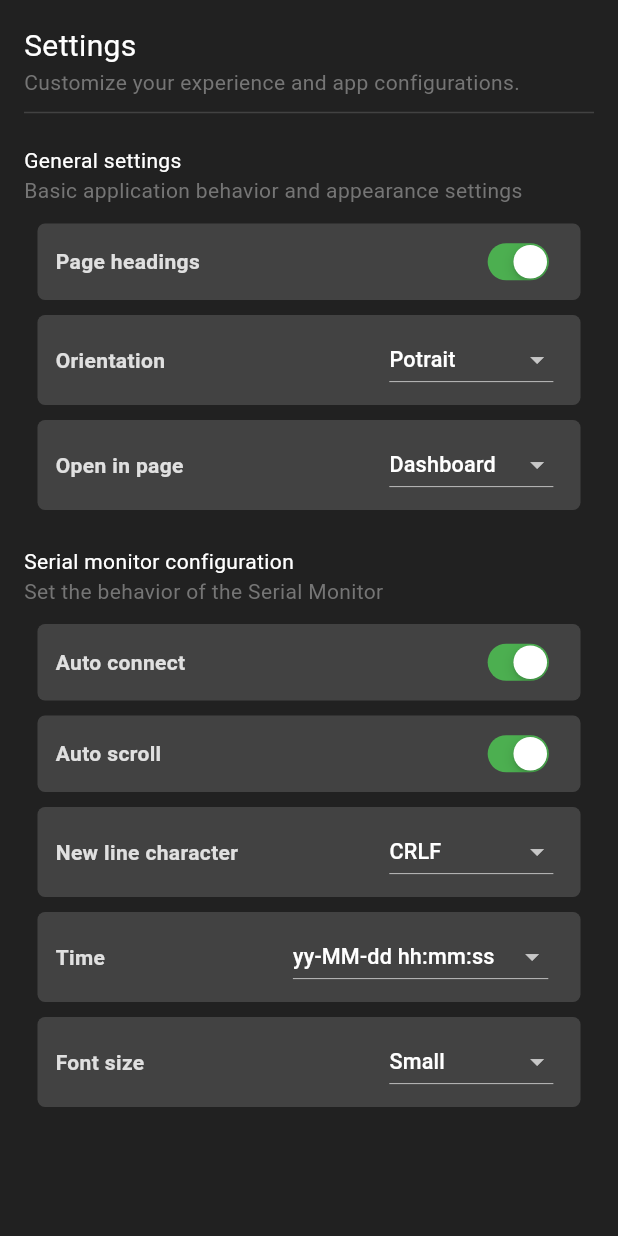
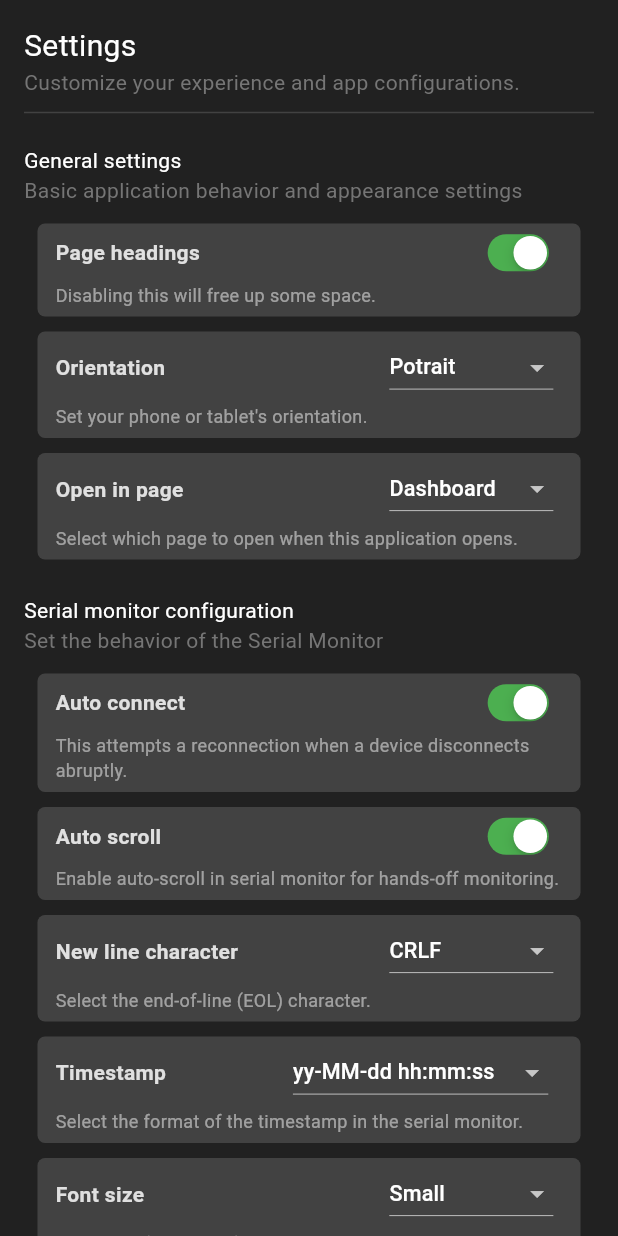
Before and after one commit to piyushagade/eFishXs-Flutter, a Flutter app: the SettingsPage screen opened directly, on a phone screen of 412 x 824 dp. Run offline on Flutter 3.47's test engine with Material 3 defaults, Android fonts, the light colour scheme and no system bars; our stand-ins replace flutter_blue, flutter_local_notifications, get, google_nav_bar, permission_handler and 1 more; missing offline and left inert: dart:ffi, flutter_responsive_flex_grid; accounts and stored records are empty.

Commit message:
added settings item description;

```diff
--- a/lib/components/switch/settingsdropdown.dart
+++ b/lib/components/switch/settingsdropdown.dart
@@ -1,7 +1,7 @@
 import 'package:flutter/material.dart';
 
 class SettingsDropdownWidget extends StatefulWidget {
-  final label;
+  final String label, description;
   final List<String> items;
   final ValueChanged<int> onChanged;
   final int defaultItemIndex;
@@ -11,6 +11,7 @@
     required this.label,
     required this.items,
     required this.onChanged,
+    this.description = "",
     this.defaultItemIndex = 0,
   });
 
@@ -40,8 +41,11 @@
         borderRadius: BorderRadius.circular(5)
       ),
       margin: const EdgeInsets.only(left:  25, right:  25, top:  10),
-      padding: const EdgeInsets.symmetric(vertical:  6, horizontal:  12),
-      child: Row(
+      padding: const EdgeInsets.fromLTRB(12, 0, 12, 6),
+      child: Column(
+        crossAxisAlignment: CrossAxisAlignment.start,
+        children: [
+          Row(
             mainAxisAlignment: MainAxisAlignment.spaceBetween,
             children: [
               Text(
@@ -76,6 +80,25 @@
               )
             ],
           ),
+
+          // Description
+          Visibility(
+            visible: widget.description.isNotEmpty,
+            child: Opacity(
+              opacity: 0.6,
+              child: Container(
+                child: Text(
+                  widget.description,
+                  style: TextStyle(
+                    fontSize: 12,
+                    color: Theme.of(context).colorScheme.inversePrimary
+                  )
+                )
+              ),
+            ),
+          )
+        ],
+      ),
     );
   }
 }
--- a/lib/components/switch/settingsswitch.dart
+++ b/lib/components/switch/settingsswitch.dart
@@ -2,7 +2,7 @@
 import 'package:flutter/cupertino.dart';
 
 class SettingsSwitchItem extends StatefulWidget {
-  final String label;
+  final String label, description;
   final bool value;
   final onChanged;
 
@@ -10,7 +10,8 @@
     Key? key,
     required this.label,
     required this.value,
-    required this.onChanged
+    required this.onChanged,
+    this.description = "",
   }) : super(key: key);
 
   @override
@@ -34,8 +35,11 @@
         borderRadius: BorderRadius.circular(5)
       ),
       margin: const EdgeInsets.only(left:  25, right:  25, top:  10),
-      padding: const EdgeInsets.symmetric(vertical:  6, horizontal:  12),
-      child: Row(
+      padding: const EdgeInsets.fromLTRB(12, 0, 12, 6),
+      child: Column(
+        crossAxisAlignment: CrossAxisAlignment.start,
+        children: [
+          Row(
             mainAxisAlignment: MainAxisAlignment.spaceBetween,
             children: [
               Text(
@@ -61,6 +65,25 @@
               )
             ],
           ),
+
+          // Description
+          Visibility(
+            visible: widget.description.isNotEmpty,
+            child: Opacity(
+              opacity: 0.6,
+              child: Container(
+                child: Text(
+                  widget.description,
+                  style: TextStyle(
+                    fontSize: 12,
+                    color: Theme.of(context).colorScheme.inversePrimary
+                  )
+                )
+              ),
+            ),
+          )
+        ],
+      ),
     );
   }
 }
--- a/lib/controllers/ble.dart
+++ b/lib/controllers/ble.dart
@@ -181,6 +181,7 @@
       duration: const Duration(seconds: 5),
       margin: const EdgeInsets.all(20),
       backgroundColor: const Color.fromARGB(255, 74, 74, 73),
+      dismissDirection: DismissDirection.horizontal,
     );
 
     try {
@@ -204,6 +205,7 @@
           duration: const Duration(seconds: 5),
           margin: const EdgeInsets.all(20),
           backgroundColor: const Color.fromARGB(255, 73, 29, 20),
+          dismissDirection: DismissDirection.horizontal,
         );
 
         // Prevent autoconnection
@@ -251,6 +253,7 @@
                   duration: const Duration(seconds: 2),
                   margin: const EdgeInsets.all(20),
                   backgroundColor: const Color.fromARGB(255, 30, 82, 40),
+                  dismissDirection: DismissDirection.horizontal,
                 );
 
               });
@@ -267,6 +270,7 @@
                   duration: const Duration(seconds: 2),
                   margin: const EdgeInsets.all(20),
                   backgroundColor: const Color.fromARGB(255, 30, 82, 40),
+                  dismissDirection: DismissDirection.horizontal,
                 );
             }
 
@@ -328,6 +332,7 @@
                         duration: const Duration(seconds: 3),
                         margin: const EdgeInsets.all(20),
                         backgroundColor: const Color.fromARGB(255, 94, 80, 13),
+                        dismissDirection: DismissDirection.horizontal,
                       );
 
                       statelistener!.cancel();
--- a/lib/pages/settings.dart
+++ b/lib/pages/settings.dart
@@ -53,6 +53,7 @@
 
                 SettingsSwitchItem(
                   label: "Page headings",
+                  description: "Disabling this will free up some space.",
                   value: _prefs?.getBool("settings/general/showheading") ?? true,
                   onChanged: (bool newvalue) async {
                     await _prefs?.setBool("settings/general/showheading", newvalue);
@@ -60,7 +61,9 @@
                   },
                 ),
 
-                SettingsDropdownWidget(label: "Orientation",
+                SettingsDropdownWidget(
+                  label: "Orientation",
+                  description: "Set your phone or tablet's orientation.",
                   items: const ["Auto-rotate", "Potrait", "Landscape"],
                   defaultItemIndex: _prefs?.getInt("settings/general/orientation") ?? 1,
                   onChanged: (int newvalue) async {
@@ -82,6 +85,7 @@
 
                 SettingsDropdownWidget(
                   label: "Open in page",
+                  description: "Select which page to open when this application opens.",
                   items: const ["Dashboard", "Monitor", "Settings"],
                   defaultItemIndex: _prefs?.getInt("settings/general/openinpage") ?? 0,
                   onChanged: (int newvalue) async {
@@ -105,6 +109,7 @@
 
                 SettingsSwitchItem(
                   label: "Auto connect",
+                  description: "This attempts a reconnection when a device disconnects abruptly.",
                   value: _prefs?.getBool("settings/serialmonitor/autoconnect") ?? true,
                   onChanged: (bool newvalue) async {
                     await _prefs?.setBool("settings/serialmonitor/autoconnect", newvalue);
@@ -113,6 +118,7 @@
 
                 SettingsSwitchItem(
                   label: "Auto scroll",
+                  description: "Enable auto-scroll in serial monitor for hands-off monitoring.",
                   value: _prefs?.getBool("settings/serialmonitor/autoscroll") ?? true,
                   onChanged: (bool newvalue) async {
                     await _prefs?.setBool("settings/serialmonitor/autoscroll", newvalue);
@@ -121,6 +127,7 @@
 
                 SettingsDropdownWidget(
                   label: "New line character",
+                  description: "Select the end-of-line (EOL) character.",
                   items: const ["CRLF", "CR", "LF"],
                   defaultItemIndex: _prefs?.getInt("settings/serialmonitor/lineending") ?? 0,
                   onChanged: (int newvalue) async {
@@ -129,7 +136,8 @@
                 ),
 
                 SettingsDropdownWidget(
-                  label: "Time",
+                  label: "Timestamp",
+                  description: "Select the format of the timestamp in the serial monitor.",
                   items: const ["yyyy-MM-dd hh:mm:ss", "yy-MM-dd hh:mm:ss", "MM-dd hh:mm:ss", "hh:mm:ss"],
                   defaultItemIndex: _prefs?.getInt("settings/serialmonitor/timestampformat") ?? 1,
                   onChanged: (int newvalue) async {
@@ -139,6 +147,7 @@
 
                 SettingsDropdownWidget(
                   label: "Font size",
+                  description: "Select the font size of the text in the serial monitor.",
                   items: const ["Atomic", "Microscopic", "Tiny", "Small", "Medium", "Large", "Huge", "Gigantic"],
                   defaultItemIndex: _prefs?.getInt("settings/serialmonitor/fontsize") ?? 3,
                   onChanged: (int newvalue) async {
```
Lines whose indentation alone changed are shown as unchanged.
